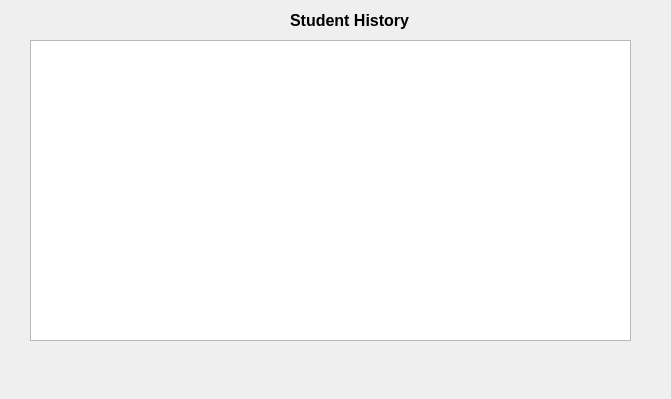
Before: the Qt Designer form InstaGrader/studenthistory.ui in AcademyAutograder/Autograder-0.1, drawn with Qt 5.
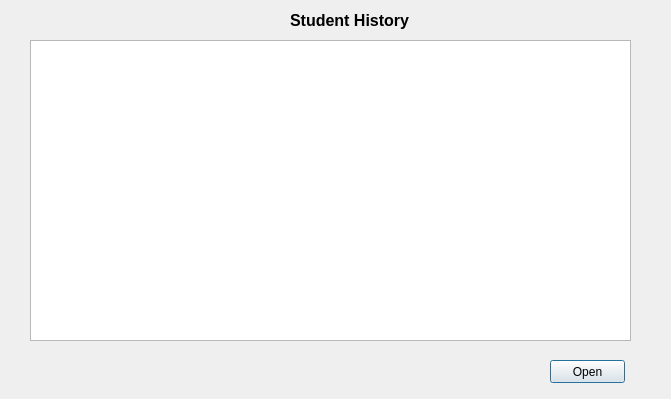
After: the same form once the commit is applied.

Commit message: Deleted open class records and edit data. Added open buttons and removed function that opened the other window when you doubleclicked on the listview. I give you the string stored in the selected name; you use that to open thte appropraite database

What changed in the file:
```diff
--- a/InstaGrader/studenthistory.ui
+++ b/InstaGrader/studenthistory.ui
@@ -43,6 +43,19 @@
     </rect>
    </property>
   </widget>
+  <widget class="QPushButton" name="openpushButton">
+   <property name="geometry">
+    <rect>
+     <x>550</x>
+     <y>360</y>
+     <width>75</width>
+     <height>23</height>
+    </rect>
+   </property>
+   <property name="text">
+    <string>Open</string>
+   </property>
+  </widget>
  </widget>
  <resources/>
  <connections/>
```
The commit also changes 8 other files.
